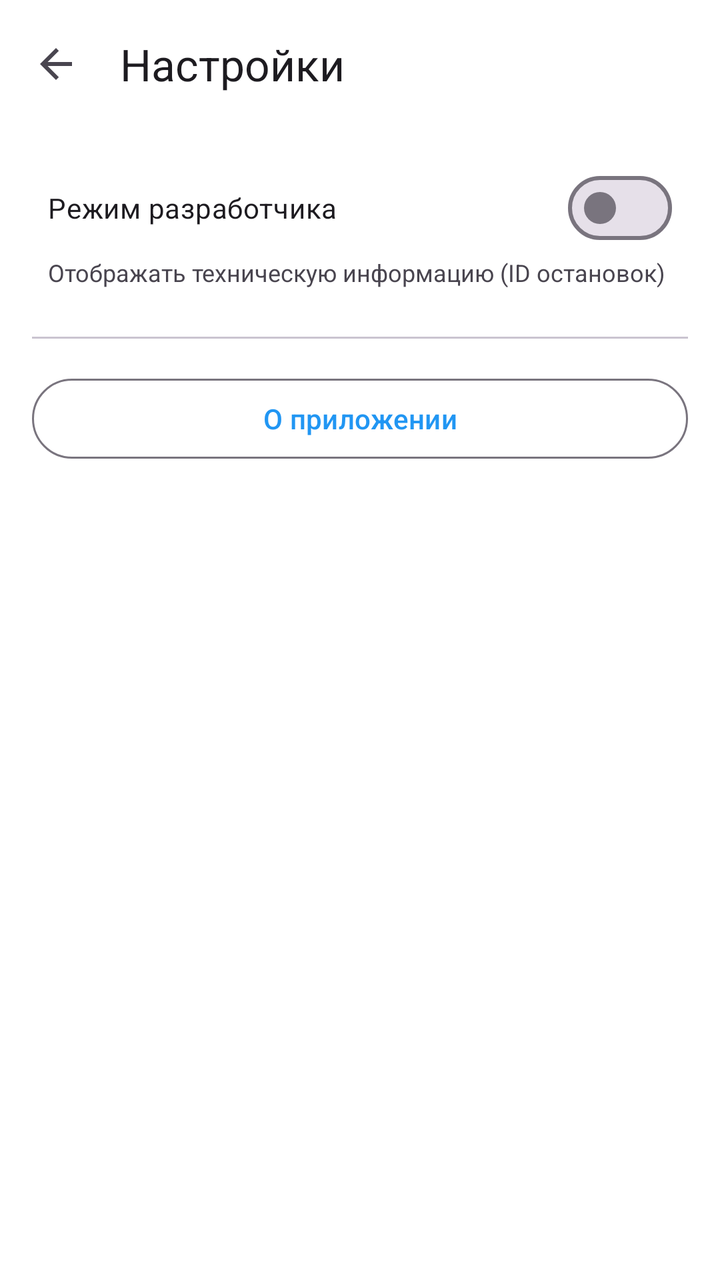
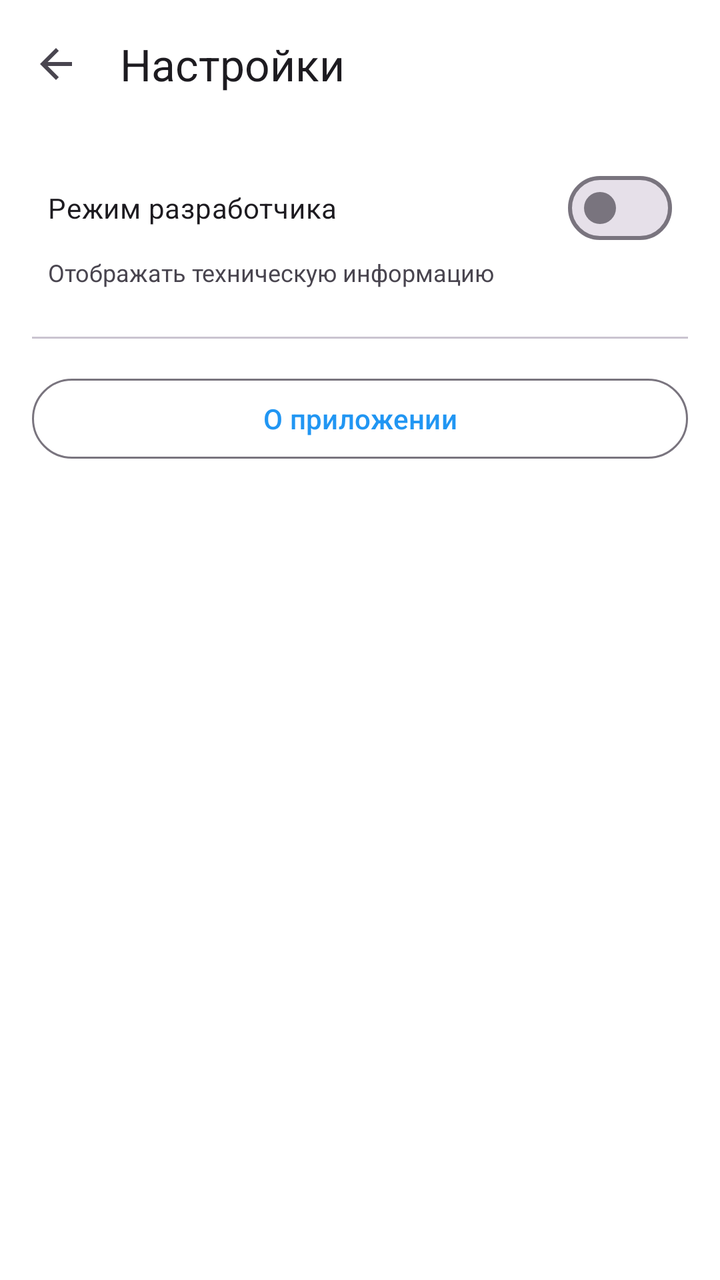

Two renders of the same Android screen: before a commit and after it. Below are the layout's source before the change and the commit's diff.
<!-- AndroidManifest.xml: activity theme Theme.MyApplication -->
<!-- res/layout/activity_settings.xml -->
<?xml version="1.0" encoding="utf-8"?>
<androidx.constraintlayout.widget.ConstraintLayout
    xmlns:android="http://schemas.android.com/apk/res/android"
    xmlns:app="http://schemas.android.com/apk/res-auto"
    xmlns:tools="http://schemas.android.com/tools"
    android:layout_width="match_parent"
    android:layout_height="match_parent">

    
    <com.google.android.material.appbar.MaterialToolbar
        android:id="@+id/toolbar"
        android:layout_width="match_parent"
        android:layout_height="?attr/actionBarSize"
        app:title="Настройки"
        app:navigationIcon="@drawable/ic_back"
        app:layout_constraintTop_toTopOf="parent"/>

    <LinearLayout
        android:layout_width="match_parent"
        android:layout_height="0dp"
        android:orientation="vertical"
        android:padding="16dp"
        app:layout_constraintTop_toBottomOf="@id/toolbar"
        app:layout_constraintBottom_toBottomOf="parent">

        <com.google.android.material.materialswitch.MaterialSwitch
            android:id="@+id/switch_developer_mode"
            android:layout_width="match_parent"
            android:layout_height="wrap_content"
            android:text="Режим разработчика"
            android:padding="8dp" />

        <TextView
            android:layout_width="match_parent"
            android:layout_height="wrap_content"
            android:text="Отображать техническую информацию (ID остановок)"
            android:textSize="12sp"
            android:textColor="?attr/colorOnSurfaceVariant"
            android:layout_marginStart="8dp"
            android:layout_marginBottom="16dp"/>

        <View
            android:layout_width="match_parent"
            android:layout_height="1dp"
            android:background="?attr/colorOutlineVariant"
            android:layout_marginVertical="8dp"/>

        
        <com.google.android.material.button.MaterialButton
            android:id="@+id/btn_about"
            style="@style/Widget.Material3.Button.OutlinedButton"
            android:layout_width="match_parent"
            android:layout_height="wrap_content"
            android:text="О приложении"
            android:textAllCaps="false"
            android:layout_marginTop="8dp"/>

    </LinearLayout>

</androidx.constraintlayout.widget.ConstraintLayout>
<!-- resources referenced by this layout -->
<resources>
  <!-- drawable ic_back (drawable) -->
  <vector xmlns:android="http://schemas.android.com/apk/res/android"
      android:width="24dp"
      android:height="24dp"
      android:viewportWidth="24"
      android:viewportHeight="24"
      android:tint="?attr/colorControlNormal"
      android:autoMirrored="true">
  
      <path
          android:fillColor="@android:color/white"
          android:pathData="M20,11H7.83l5.59,-5.59L12,4l-8,8 8,8 1.41,-1.41L7.83,13H20v-2z"/>
  </vector>
  <style name="Theme.MyApplication" parent="Theme.Material3.Light.NoActionBar">
          
          <item name="colorPrimary">@color/blue</item>
          <item name="colorPrimaryVariant">@color/blue_dark</item>
          <item name="colorOnPrimary">@android:color/white</item>
          
          
          <item name="colorPrimaryContainer">@color/blue</item>
          <item name="colorOnPrimaryContainer">@android:color/white</item>
  
          <item name="colorSecondary">@color/blue</item>
          <item name="colorOnSecondary">@android:color/white</item>
  
          
          <item name="android:colorBackground">@android:color/white</item>
          <item name="colorSurface">@android:color/white</item>
          <item name="colorOnSurface">@android:color/black</item>
  
          
          <item name="android:statusBarColor">@color/blue_dark</item>
          <item name="android:windowLightStatusBar">true</item>
      </style>
  <color name="blue">#2196F3</color>
  <color name="blue_dark">#1976D2</color>
</resources>

<!-- the commit's change to res/layout/activity_settings.xml (unified diff, before → after) -->
@@ -33,7 +33,7 @@
         <TextView
             android:layout_width="match_parent"
             android:layout_height="wrap_content"
-            android:text="Отображать техническую информацию (ID остановок)"
+            android:text="Отображать техническую информацию"
             android:textSize="12sp"
             android:textColor="?attr/colorOnSurfaceVariant"
             android:layout_marginStart="8dp"
